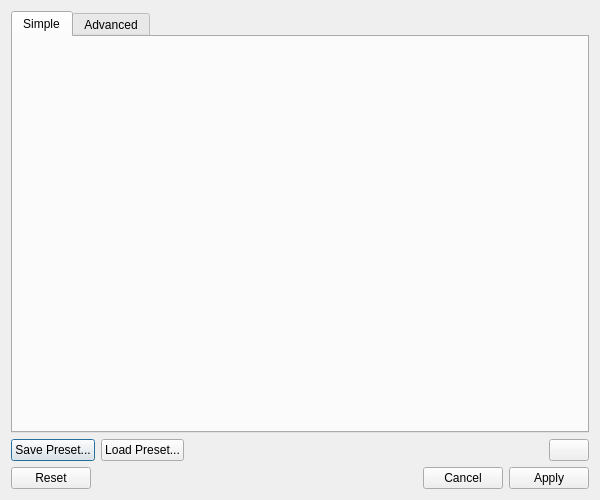
Before: the Qt Designer form src/bidsio/ui/forms/filter_builder_dialog.ui in CRNL-Eduwell/bidsio, drawn with Qt 5.
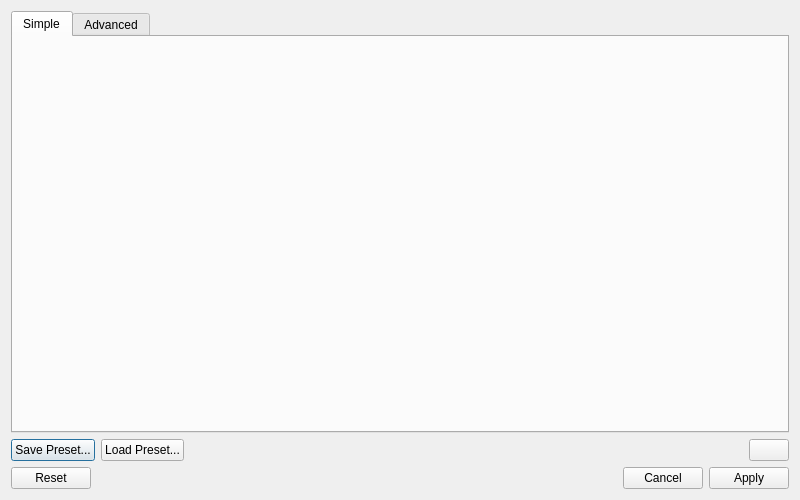
After: the same form once the commit is applied. Icons and pictures are not drawn.

Patch:
```diff
--- a/src/bidsio/ui/forms/filter_builder_dialog.ui
+++ b/src/bidsio/ui/forms/filter_builder_dialog.ui
@@ -6,7 +6,7 @@
    <rect>
     <x>0</x>
     <y>0</y>
-    <width>600</width>
+    <width>800</width>
     <height>500</height>
    </rect>
   </property>
```
